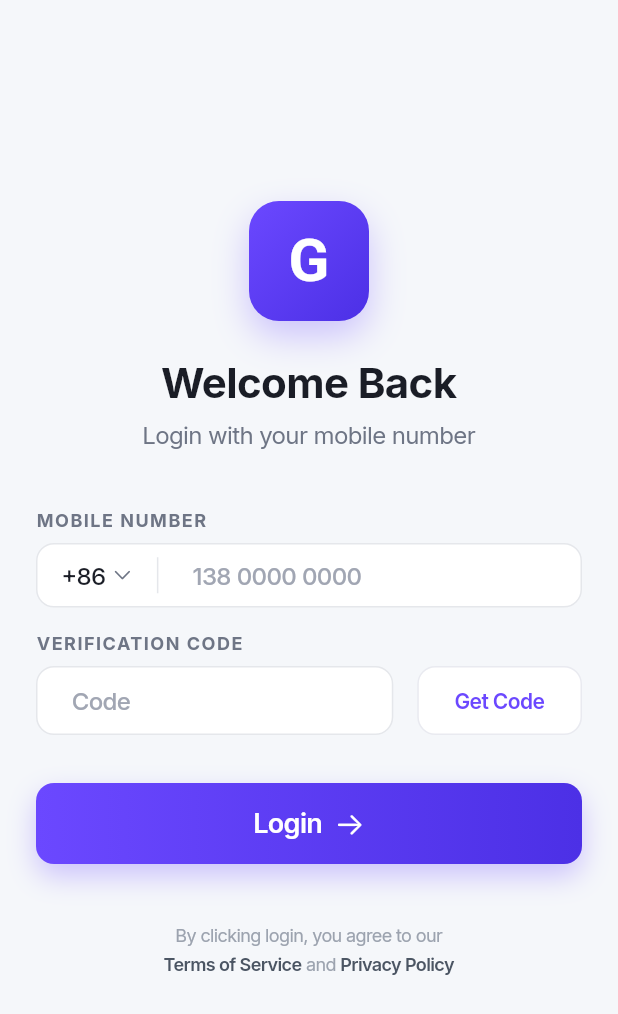
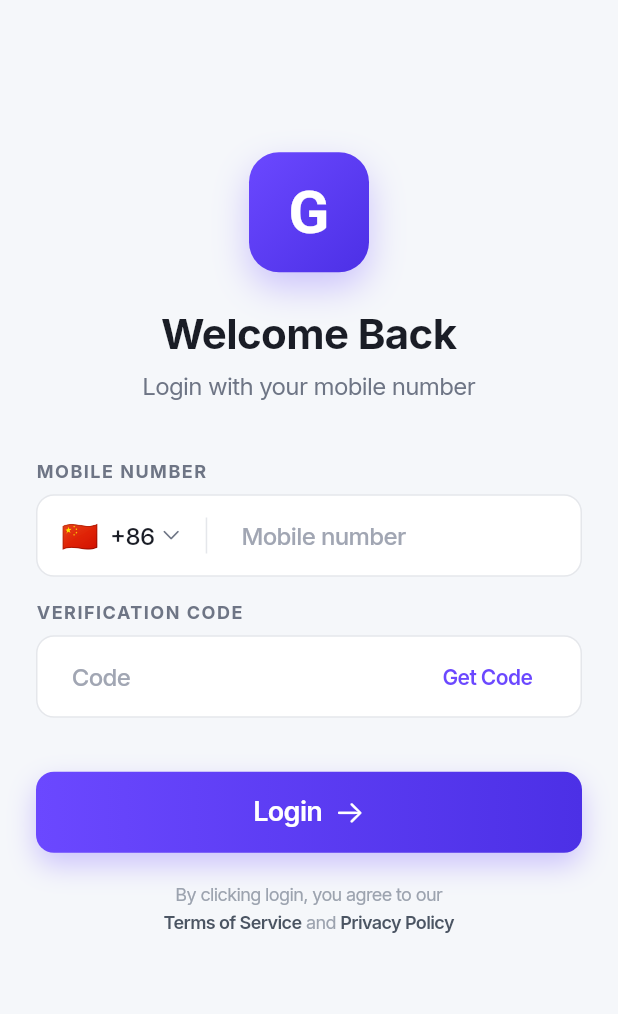
Before and after one commit to WooW-bot/im_client, a Flutter app: the screen it shows after launch, on a phone screen of 412 x 824 dp. Shown: the top 1014 px of the screen. Run offline on Flutter 3.47's test engine with Material 3 defaults, Android fonts, the phone set to English and light mode, and no system bars; our stand-ins replace flutter_riverpod, go_router, google_fonts; Roboto replaces fonts that are missing (SF Pro Display).

Commit message:
更新UI

```diff
--- a/lib/features/auth/login_screen.dart
+++ b/lib/features/auth/login_screen.dart
@@ -46,11 +46,17 @@ class _LoginScreenState extends ConsumerState<LoginScreen> {
         statusBarIconBrightness: Brightness.dark,
       ),
       child: CupertinoPageScaffold(
-        backgroundColor: const Color(0xFFF5F7FA), // Light background color from design
+        backgroundColor: const Color(
+          0xFFF5F7FA,
+        ), // Light background color from design
         child: SafeArea(
           child: Center(
             child: SingleChildScrollView(
-              padding: const EdgeInsets.only(left: 24.0, right: 24.0, bottom: 60.0),
+              padding: const EdgeInsets.only(
+                left: 24.0,
+                right: 24.0,
+                bottom: 60.0,
+              ),
               child: Form(
                 key: _formKey,
                 child: Column(
@@ -63,11 +69,11 @@ class _LoginScreenState extends ConsumerState<LoginScreen> {
                     _buildPhoneInput(),
                     const SizedBox(height: 16),
                     _buildVerificationInput(),
-                    const SizedBox(height: 32),
+                    const SizedBox(height: 36),
                     _buildLoginButton(),
-                    const SizedBox(height: 40),
+                    const SizedBox(height: 20),
                     _buildFooter(),
-                    const SizedBox(height: 20),
+                    const SizedBox(height: 80),
                   ],
                 ),
               ),
@@ -152,16 +158,18 @@ class _LoginScreenState extends ConsumerState<LoginScreen> {
             borderRadius: BorderRadius.circular(12),
             border: Border.all(color: const Color(0xFFE5E7EB)),
           ),
-          padding: const EdgeInsets.symmetric(horizontal: 16, vertical: 4),
+          padding: const EdgeInsets.symmetric(horizontal: 16, vertical: 10),
           child: Row(
             children: [
-              // Country Code
+              // Country Code with Flag
               GestureDetector(
                 onTap: () {
                   // TODO: Show country picker
                 },
                 child: Row(
                   children: [
+                    const Text('🇨🇳', style: TextStyle(fontSize: 20)),
+                    const SizedBox(width: 8),
                     Text(
                       '+86',
                       style: GoogleFonts.inter(
@@ -188,7 +196,7 @@ class _LoginScreenState extends ConsumerState<LoginScreen> {
               Expanded(
                 child: CupertinoTextField(
                   controller: _phoneController,
-                  placeholder: '138 0000 0000',
+                  placeholder: 'Mobile number',
                   placeholderStyle: GoogleFonts.inter(
                     color: const Color(0xFFA1A6B3),
                     fontSize: 16,
@@ -224,21 +232,15 @@ class _LoginScreenState extends ConsumerState<LoginScreen> {
           ),
         ),
         const SizedBox(height: 8),
-        IntrinsicHeight(
-          child: Row(
-            crossAxisAlignment: CrossAxisAlignment.stretch,
-            children: [
-              Expanded(
-                child: Container(
+        Container(
           decoration: BoxDecoration(
             color: CupertinoColors.white,
             borderRadius: BorderRadius.circular(12),
             border: Border.all(color: const Color(0xFFE5E7EB)),
           ),
-                  padding: const EdgeInsets.symmetric(horizontal: 16, vertical: 4),
+          padding: const EdgeInsets.symmetric(horizontal: 16, vertical: 10),
           child: Row(
             children: [
-                      // Removed Icon
               Expanded(
                 child: CupertinoTextField(
                   controller: _codeController,
@@ -257,19 +259,13 @@ class _LoginScreenState extends ConsumerState<LoginScreen> {
                   inputFormatters: [FilteringTextInputFormatter.digitsOnly],
                 ),
               ),
-                    ],
+              const SizedBox(width: 8),
+              CupertinoButton(
+                padding: const EdgeInsets.symmetric(
+                  horizontal: 16,
+                  vertical: 8,
                 ),
-                ),
-              ),
-              const SizedBox(width: 16),
-              Container(
-                decoration: BoxDecoration(
-                  color: CupertinoColors.white,
-                  borderRadius: BorderRadius.circular(12),
-                  border: Border.all(color: const Color(0xFFE9EAF0)),
-                ),
-                child: CupertinoButton(
-                  padding: const EdgeInsets.symmetric(horizontal: 24),
+                minSize: 0,
                 onPressed: () {
                   // TODO: Implement get code
                 },
@@ -279,7 +275,6 @@ class _LoginScreenState extends ConsumerState<LoginScreen> {
                     fontSize: 14,
                     fontWeight: FontWeight.w600,
                     color: const Color(0xFF6B48FF),
-                    ),
                   ),
                 ),
               ),
@@ -295,7 +290,10 @@ class _LoginScreenState extends ConsumerState<LoginScreen> {
       decoration: BoxDecoration(
         borderRadius: BorderRadius.circular(12),
         gradient: const LinearGradient(
-          colors: [Color(0xFF6B48FF), Color(0xFF4C30E6)], // Purple/Blue gradient
+          colors: [
+            Color(0xFF6B48FF),
+            Color(0xFF4C30E6),
+          ], // Purple/Blue gradient
           begin: Alignment.centerLeft,
           end: Alignment.centerRight,
         ),
```
Lines whose indentation alone changed are shown as unchanged.
